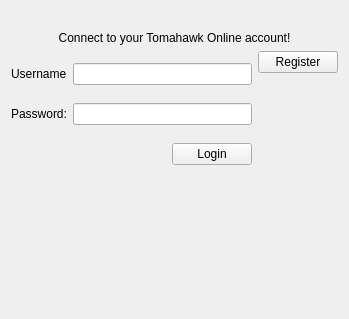
Before: the Qt Designer form TomahawkAccountConfig.ui in dschmidt/tomahawk-account-tomahawk, drawn with Qt 5.
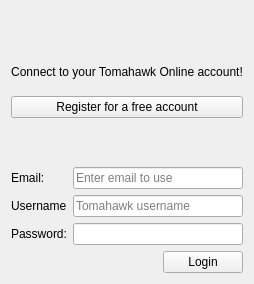
After: the same form once the commit is applied. Icons and pictures are not drawn.

Commit message: FInish initial register/login/state persistence for Tomahawk account

Patch:
```diff
--- a/TomahawkAccountConfig.ui
+++ b/TomahawkAccountConfig.ui
@@ -6,14 +6,14 @@
    <rect>
     <x>0</x>
     <y>0</y>
-    <width>349</width>
-    <height>319</height>
+    <width>217</width>
+    <height>284</height>
    </rect>
   </property>
   <property name="windowTitle">
    <string>Form</string>
   </property>
-  <layout class="QVBoxLayout" name="verticalLayout_3">
+  <layout class="QVBoxLayout" name="verticalLayout">
    <item>
     <widget class="QLabel" name="label">
      <property name="text">
@@ -38,33 +38,67 @@
     </widget>
    </item>
    <item>
-    <layout class="QHBoxLayout" name="horizontalLayout_4">
+    <widget class="QPushButton" name="registerbutton">
+     <property name="text">
+      <string>Register for a free account</string>
+     </property>
+    </widget>
+   </item>
      <item>
-      <layout class="QVBoxLayout" name="verticalLayout">
+    <widget class="QLabel" name="loggedInLabel">
+     <property name="font">
+      <font>
+       <pointsize>10</pointsize>
+       <weight>75</weight>
+       <bold>true</bold>
+      </font>
+     </property>
+     <property name="text">
+      <string/>
+     </property>
+     <property name="alignment">
+      <set>Qt::AlignCenter</set>
+     </property>
+    </widget>
+   </item>
        <item>
-        <layout class="QHBoxLayout" name="horizontalLayout">
-         <item>
-          <widget class="QLabel" name="label_3">
+    <layout class="QFormLayout" name="credentialsLayout">
+     <item row="0" column="0">
+      <widget class="QLabel" name="emailLabel">
+       <property name="text">
+        <string>Email:</string>
+       </property>
+      </widget>
+     </item>
+     <item row="0" column="1">
+      <widget class="QLineEdit" name="emailEdit">
+       <property name="placeholderText">
+        <string>Enter email to use</string>
+       </property>
+      </widget>
+     </item>
+     <item row="1" column="0">
+      <widget class="QLabel" name="usernameLabel">
            <property name="text">
             <string>Username</string>
            </property>
           </widget>
          </item>
-         <item>
-          <widget class="QLineEdit" name="usernameEdit"/>
-         </item>
-        </layout>
-       </item>
-       <item>
-        <layout class="QHBoxLayout" name="horizontalLayout_2">
-         <item>
-          <widget class="QLabel" name="label_4">
+     <item row="1" column="1">
+      <widget class="QLineEdit" name="usernameEdit">
+       <property name="placeholderText">
+        <string>Tomahawk username</string>
+       </property>
+      </widget>
+     </item>
+     <item row="2" column="0">
+      <widget class="QLabel" name="passwordLabel">
            <property name="text">
             <string>Password:</string>
            </property>
           </widget>
          </item>
-         <item>
+     <item row="2" column="1">
           <widget class="QLineEdit" name="passwordEdit">
            <property name="echoMode">
             <enum>QLineEdit::Password</enum>
@@ -89,54 +123,23 @@
           </spacer>
          </item>
          <item>
-          <widget class="QPushButton" name="loginButton">
+      <widget class="QLabel" name="errorLabel">
+       <property name="text">
+        <string/>
+       </property>
+       <property name="wordWrap">
+        <bool>true</bool>
+       </property>
+      </widget>
+     </item>
+     <item>
+      <widget class="QPushButton" name="loginOrRegisterButton">
            <property name="text">
             <string>Login</string>
            </property>
           </widget>
          </item>
         </layout>
-       </item>
-      </layout>
-     </item>
-     <item>
-      <layout class="QVBoxLayout" name="verticalLayout_2">
-       <item>
-        <widget class="QPushButton" name="registerbutton">
-         <property name="text">
-          <string>Register</string>
-         </property>
-        </widget>
-       </item>
-       <item>
-        <spacer name="verticalSpacer">
-         <property name="orientation">
-          <enum>Qt::Vertical</enum>
-         </property>
-         <property name="sizeHint" stdset="0">
-          <size>
-           <width>20</width>
-           <height>40</height>
-          </size>
-         </property>
-        </spacer>
-       </item>
-      </layout>
-     </item>
-    </layout>
-   </item>
-   <item>
-    <spacer name="verticalSpacer_2">
-     <property name="orientation">
-      <enum>Qt::Vertical</enum>
-     </property>
-     <property name="sizeHint" stdset="0">
-      <size>
-       <width>20</width>
-       <height>40</height>
-      </size>
-     </property>
-    </spacer>
    </item>
   </layout>
  </widget>
```
Lines whose indentation alone changed are shown as unchanged. The commit also changes 4 other files.
